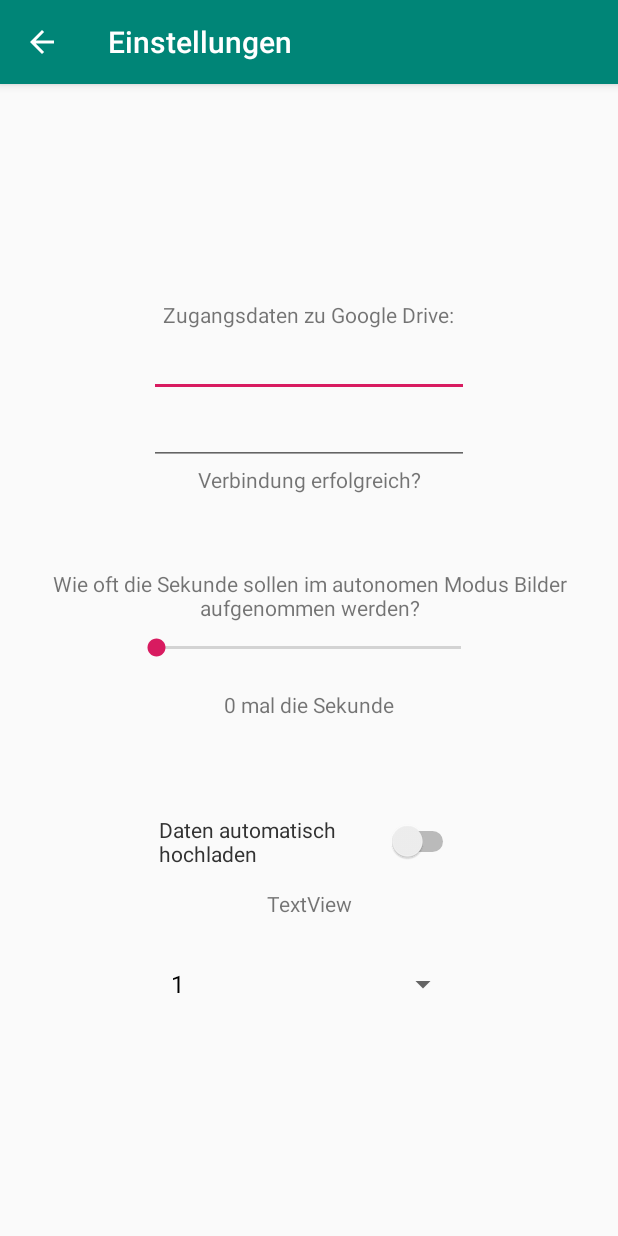
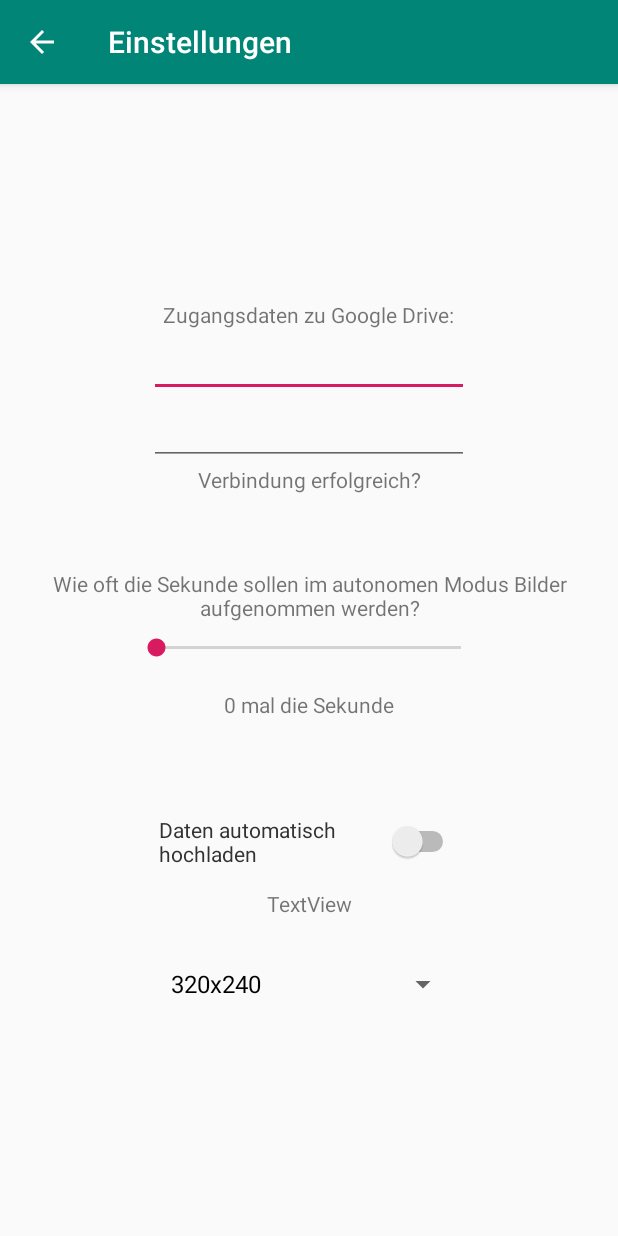
Before and after one commit to Niklas1997Git/Teamprojekt11, an Android app: the EinstellungenActivity screen opened directly, with no data from a screen before it, on a phone screen of 412 x 824 dp. Run offline under Robolectric (Android 15) with nearby library versions, the phone set to English and light mode, and no system bars.

Commit message:
Auflösung in Einstellungen

```diff
--- a/Teamprojekt/app/src/main/java/com/example/teamprojekt/EinstellungenActivity.java
+++ b/Teamprojekt/app/src/main/java/com/example/teamprojekt/EinstellungenActivity.java
@@ -3,10 +3,13 @@ package com.example.teamprojekt;
 import androidx.appcompat.app.AppCompatActivity;
 
 import android.content.Context;
+import android.hardware.Camera;
 import android.os.Build;
 import android.os.Bundle;
 import android.text.Editable;
 import android.text.TextWatcher;
+import android.view.View;
+import android.widget.AdapterView;
 import android.widget.ArrayAdapter;
 import android.widget.CompoundButton;
 import android.widget.EditText;
@@ -15,6 +18,8 @@ import android.widget.Spinner;
 import android.widget.Switch;
 import android.widget.TextView;
 
+import java.util.List;
+
 public class EinstellungenActivity extends AppCompatActivity {
 
     private Switch automatischHochladen;
@@ -22,6 +27,10 @@ public class EinstellungenActivity extends AppCompatActivity {
     private EditText passwort;
     private TextView nummer;
     private SeekBar anzahlBilder;
+    private Spinner cameraSizes;
+
+    private String[] supportedCameraSizes;
+
 
     private SaveClass saveClass;
     Context context;
@@ -49,15 +58,14 @@ public class EinstellungenActivity extends AppCompatActivity {
         }
         nummer.setText("" + progress + " mal die Sekunde");
 
-        Spinner dropdown = findViewById(R.id.spinner);
-        //create a list of items for the spinner.
-        String[] items = new String[]{"1", "2", "3"};
+        cameraSizes = findViewById(R.id.spinner);
+        setSupportedCameraSizes();
         //create an adapter to describe how the items are displayed, adapters are used in several places in android.
         //There are multiple variations of this, but this is the basic variant.
-        ArrayAdapter<String> adapter = new ArrayAdapter<>(this, android.R.layout.simple_spinner_dropdown_item, items);
+        ArrayAdapter<String> adapter = new ArrayAdapter<>(this, android.R.layout.simple_spinner_dropdown_item, supportedCameraSizes);
         //set the spinners adapter to the previously created one.
-        dropdown.setAdapter(adapter);
-
+        cameraSizes.setAdapter(adapter);
+        cameraSizes.setSelection(saveClass.getAufloesung_position());
 
 
 
@@ -105,11 +113,42 @@ public class EinstellungenActivity extends AppCompatActivity {
                 saveClass.setAnzahlBilder(seekBar.getProgress(), context);
             }
         });
+
+        cameraSizes.setOnItemSelectedListener(new AdapterView.OnItemSelectedListener() {
+            @Override
+            public void onItemSelected(AdapterView<?> parent, View view, int position, long id) {
+                String[] selected = parent.getItemAtPosition(position).toString().split("x");
+                System.out.println(selected[0] + "x" + selected[1] + " gespeichert");
+                saveClass.setAufloesung_position(position);
+                saveClass.setAufloesung_hoehe(Integer.parseInt(selected[1]));
+                saveClass.setAufloesung_breite(Integer.parseInt(selected[0]));
+                saveClass.save(context);
+            }
+
+            @Override
+            public void onNothingSelected(AdapterView<?> parent) {
+
+            }
+        });
+    }
+
+
+    public void setSupportedCameraSizes(){
+        Camera camera = Camera.open();
+        Camera.Parameters params;
+        params = camera.getParameters();
+        List<Camera.Size> sizes = params.getSupportedPictureSizes();
+        supportedCameraSizes = new String[sizes.size()];
+
+        for(int i=0; i<sizes.size();i++){
+            //System.out.println("Size width: "+ size.width +", Size height: " + size.height);
+            supportedCameraSizes[i] = sizes.get(i).width + "x" + sizes.get(i).height;
+        }
+        camera.release();
     }
 
 
 
 
 
-
 }
--- a/Teamprojekt/app/src/main/java/com/example/teamprojekt/SaveClass.java
+++ b/Teamprojekt/app/src/main/java/com/example/teamprojekt/SaveClass.java
@@ -2,6 +2,7 @@ package com.example.teamprojekt;
 
 import android.content.Context;
 
+import java.io.File;
 import java.io.FileInputStream;
 import java.io.FileOutputStream;
 import java.io.IOException;
@@ -16,6 +17,18 @@ public class SaveClass implements Serializable {
     private String email;
     private String passwort;
     private int anzahlBilder;
+    private int aufloesung_breite;
+    private int aufloesung_hoehe;
+
+    public int getAufloesung_position() {
+        return aufloesung_position;
+    }
+
+    public void setAufloesung_position(int aufloesung_position) {
+        this.aufloesung_position = aufloesung_position;
+    }
+
+    private int aufloesung_position;
 
     private SaveClass(){
     }
@@ -66,10 +79,27 @@ public class SaveClass implements Serializable {
         save(context);
     }
 
+    public int getAufloesung_breite(){
+        return aufloesung_breite;
+    }
+
+    public void setAufloesung_breite(int breite){
+        aufloesung_breite = breite;
+    }
+
+    public  int getAufloesung_hoehe(){
+        return aufloesung_hoehe;
+    }
+
+    public void setAufloesung_hoehe(int hoehe){
+        aufloesung_hoehe = hoehe;
+    }
+
 
     public void save(Context context) {
         try {
             FileOutputStream fos = context.openFileOutput("settings", Context.MODE_PRIVATE);
+            //FileOutputStream fos = new FileOutputStream("settings");
             ObjectOutputStream os = new ObjectOutputStream(fos);
             os.writeObject(this);
             os.close();
@@ -83,8 +113,11 @@ public class SaveClass implements Serializable {
 
     private static SaveClass load(Context context){
         SaveClass saveClass =null;
+        File f = new File("settings");
+        if(f.isFile() && f.canRead()){
             try {
-            FileInputStream fileInputStream = context.openFileInput("settings");
+                //FileInputStream fileInputStream = context.openFileInput("settings");
+                FileInputStream fileInputStream = new FileInputStream(f);
                 ObjectInputStream objectInputStream = new ObjectInputStream(fileInputStream);
                 saveClass = (SaveClass) objectInputStream.readObject();
 
@@ -93,6 +126,8 @@ public class SaveClass implements Serializable {
             } catch (IOException | ClassNotFoundException e) {
                 e.printStackTrace();
             }
+        }
+
         return saveClass;
     }
 }
--- a/Teamprojekt/app/src/main/java/com/example/teamprojekt/ShowCamera.java
+++ b/Teamprojekt/app/src/main/java/com/example/teamprojekt/ShowCamera.java
@@ -14,12 +14,14 @@ public class ShowCamera extends SurfaceView implements SurfaceHolder.Callback {
     Camera camera;
     SurfaceHolder holder;
 
+    SaveClass saveClass;
+
     public ShowCamera(Context context, Camera camera) {
         super(context);
         this.camera = camera;
         holder = getHolder();
         holder.addCallback(this);
-
+        saveClass = SaveClass.getInstance(context);
     }
 
     @Override
@@ -50,15 +52,19 @@ public class ShowCamera extends SurfaceView implements SurfaceHolder.Callback {
 
         //Sucht die kleinste Auflösung heraus und weist diese zu
 
+        mSize.width = saveClass.getAufloesung_breite();
+        mSize.height = saveClass.getAufloesung_hoehe();
+        /*
         for(Camera.Size size : sizes){
             //System.out.println("Size width: "+ size.width +", Size height: " + size.height);
-            if(size.width < mSize.width){
+            if(size.width == saveClass.getAufloesung_breite() && mSize.height == saveClass.getAufloesung_hoehe()){
                 mSize = size;
             }
         }
+        */
 
 
-        System.out.println("final Size : "+ mSize.width +" x " + mSize.height);
+        System.out.println("final Size : "+ saveClass.getAufloesung_breite() +" x " + saveClass.getAufloesung_hoehe());
 
         //Change orientation
         if(this.getResources().getConfiguration().orientation != Configuration.ORIENTATION_LANDSCAPE){
--- a/Teamprojekt/app/src/main/res/layout/activity_einstellungen.xml
+++ b/Teamprojekt/app/src/main/res/layout/activity_einstellungen.xml
@@ -1,5 +1,6 @@
 <?xml version="1.0" encoding="utf-8"?>
 <LinearLayout xmlns:android="http://schemas.android.com/apk/res/android"
+    xmlns:app="http://schemas.android.com/apk/res-auto"
     xmlns:tools="http://schemas.android.com/tools"
     android:layout_width="match_parent"
     android:layout_height="match_parent"
```
Lines whose indentation alone changed are shown as unchanged.
